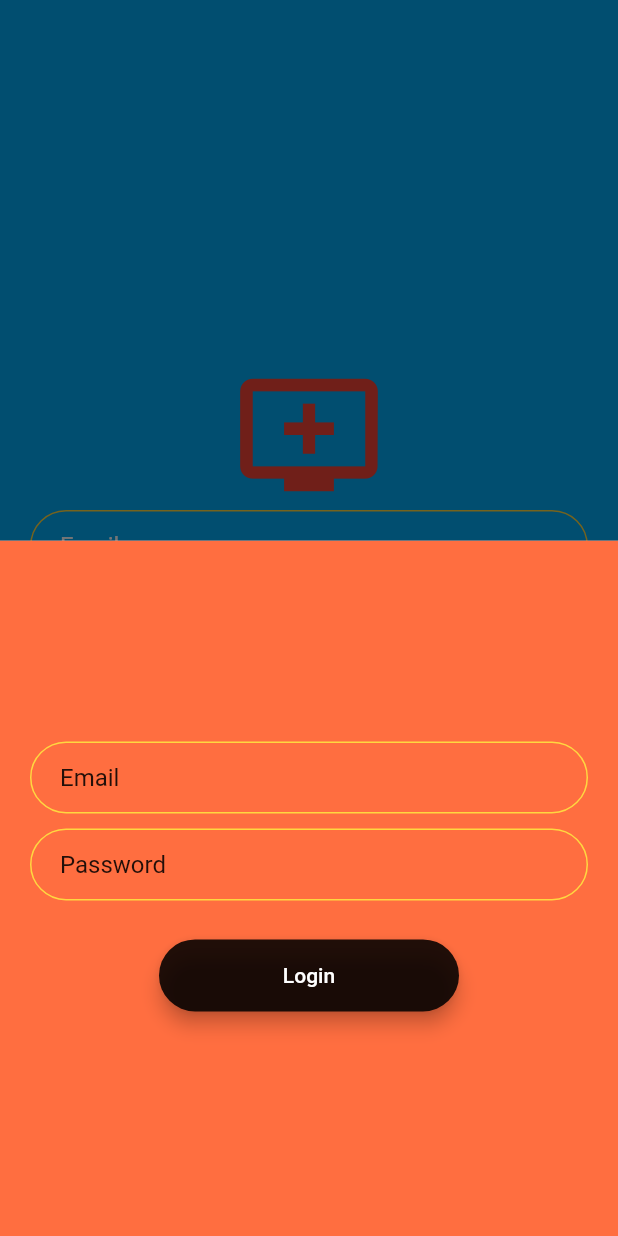
After one commit to yamadayoshi/delivery-flutter, a Flutter app: the Login screen opened by its route, after a tap on "I have an account", on a phone screen of 412 x 824 dp. The commit adds this screen. Run offline on Flutter 3.47's test engine with Material 2 defaults, Android fonts, the phone set to English and light mode, and no system bars.

Commit message:
Login. Improve look

```diff
--- /dev/null
+++ b/lib/component/rounded_text_field.dart
@@ -0,0 +1,36 @@
+import 'package:flutter/material.dart';
+
+class RoundedTextField extends StatelessWidget {
+  final String _hint;
+  final Color _hintColor;
+  final Color _enabledColor;
+  final Color _focusedColor;
+
+  RoundedTextField(this._hint, this._hintColor, this._enabledColor, this._focusedColor);
+
+  @override
+  Widget build(BuildContext context) {
+    return Container(
+      margin: EdgeInsets.only(left: 20.0, right: 20.0, bottom: 10.0),
+      child: TextField(
+        decoration: InputDecoration(
+          hintText: _hint,
+          hintStyle: TextStyle(color: _hintColor),
+          contentPadding:
+              EdgeInsets.symmetric(vertical: 10.0, horizontal: 20.0),
+          border: OutlineInputBorder(
+            borderRadius: BorderRadius.all(Radius.circular(32.0)),
+          ),
+          enabledBorder: OutlineInputBorder(
+            borderSide: BorderSide(color: _enabledColor, width: 1.0),
+            borderRadius: BorderRadius.all(Radius.circular(32.0)),
+          ),
+          focusedBorder: OutlineInputBorder(
+            borderSide: BorderSide(color: _focusedColor, width: 2.0),
+            borderRadius: BorderRadius.all(Radius.circular(32.0)),
+          ),
+        ),
+      ),
+    );
+  }
+}
--- /dev/null
+++ b/lib/screen/login.dart
@@ -0,0 +1,103 @@
+import 'package:delivery/component/rounded_text_field.dart';
+import 'package:delivery/screen/home.dart';
+import 'package:flutter/material.dart';
+
+class Login extends StatefulWidget {
+  @override
+  _LoginState createState() => _LoginState();
+}
+
+class _LoginState extends State<Login> {
+  @override
+  Widget build(BuildContext context) {
+    return Scaffold(
+      backgroundColor: Colors.lightBlue,
+      body: Column(
+        mainAxisAlignment: MainAxisAlignment.center,
+        crossAxisAlignment: CrossAxisAlignment.stretch,
+        children: <Widget>[
+          Icon(
+            Icons.add_to_queue,
+            color: Colors.red,
+            size: 100.0,
+          ),
+          RoundedTextField('Email', Colors.white, Colors.amberAccent, Colors.amberAccent),
+          RoundedTextField('Password', Colors.white, Colors.amberAccent, Colors.amberAccent),
+          Container(
+            margin: EdgeInsets.only(left: 20.0, right: 20.0),
+            child: Padding(
+              padding: EdgeInsets.symmetric(vertical: 16.0),
+              child: Material(
+                color: Colors.black87,
+                borderRadius: BorderRadius.all(Radius.circular(30.0)),
+                elevation: 5.0,
+                child: MaterialButton(
+                  onPressed: () {
+                    //Implement registration functionality.
+                  },
+                  minWidth: 200.0,
+                  height: 42.0,
+                  child: Text(
+                    'Create Account',
+                    style: TextStyle(color: Colors.white),
+                  ),
+                ),
+              ),
+            ),
+          ),
+          FlatButton(
+            child: Text(
+              'I have an account',
+              style: TextStyle(color: Colors.black, fontSize: 15.0),
+            ),
+            onPressed: () {
+              _callLogin();
+            },
+          )
+        ],
+      ),
+    );
+  }
+
+  void _callLogin() {
+    showModalBottomSheet(
+      context: context,
+      builder: (context) {
+        return Scaffold(
+          backgroundColor: Colors.deepOrangeAccent,
+          body: Column(
+            mainAxisAlignment: MainAxisAlignment.center,
+            crossAxisAlignment: CrossAxisAlignment.center,
+            children: <Widget>[
+              RoundedTextField('Email', Colors.black87, Colors.amberAccent, Colors.amberAccent),
+              RoundedTextField('Password', Colors.black87, Colors.amberAccent, Colors.amberAccent),
+              Container(
+
+                child: Padding(
+                  padding: EdgeInsets.symmetric(vertical: 16.0),
+                  child: Material(
+                    color: Colors.black87,
+                    borderRadius: BorderRadius.all(Radius.circular(30.0)),
+                    elevation: 5.0,
+                    child: MaterialButton(
+                      onPressed: () {
+                        // push home and remove login from stack
+                        Navigator.of(context).pushNamedAndRemoveUntil('home', (Route<dynamic> route) => false);
+                      },
+                      minWidth: 200.0,
+                      height: 42.0,
+                      child: Text(
+                        'Login',
+                        style: TextStyle(color: Colors.white),
+                      ),
+                    ),
+                  ),
+                ),
+              ),
+            ],
+          ),
+        );
+      },
+    );
+  }
+}
--- /dev/null
+++ b/lib/utils/constants.dart
@@ -0,0 +1,5 @@
+import 'package:intl/intl.dart';
+
+class Constants {
+  static final currency = new NumberFormat("#,##0.00", "pt_BR");
+}
--- a/pubspec.yaml
+++ b/pubspec.yaml
@@ -14,7 +14,7 @@ description: Delivery App.
 version: 1.0.0+1
 
 environment:
-  sdk: ">=2.1.0 <3.0.0"
+  sdk: ">=2.2.0 <3.0.0"
 
 dependencies:
   flutter:
@@ -23,6 +23,8 @@ dependencies:
   # The following adds the Cupertino Icons font to your application.
   # Use with the CupertinoIcons class for iOS style icons.
   cupertino_icons: ^0.1.2
+  provider: ^4.0.2
+  intl: ^0.16.1
 
 dev_dependencies:
   flutter_test:
```
Also changed, not shown: lib/component/bottom_button.dart (renamed from lib/components/bottom_button.dart, +4 -4 lines), lib/component/item_checkout.dart (added, +58 -0 lines), lib/component/quantity_button.dart (renamed from lib/components/quantity_button.dart, +25 -37 lines), lib/component/quantity_count.dart (added, +30 -0 lines), lib/component/rounded_button.dart (added, +26 -0 lines), lib/home.dart (deleted, +0 -65 lines), lib/main.dart (+17 -6 lines), lib/model/item_checkout.dart (deleted, +0 -13 lines), lib/model/item_checkout_data.dart (added, +34 -0 lines), lib/screen/home.dart (added, +124 -0 lines), lib/screen/item_detail.dart (renamed from lib/model/item_list.dart, +16 -13 lines), 1 other file.
